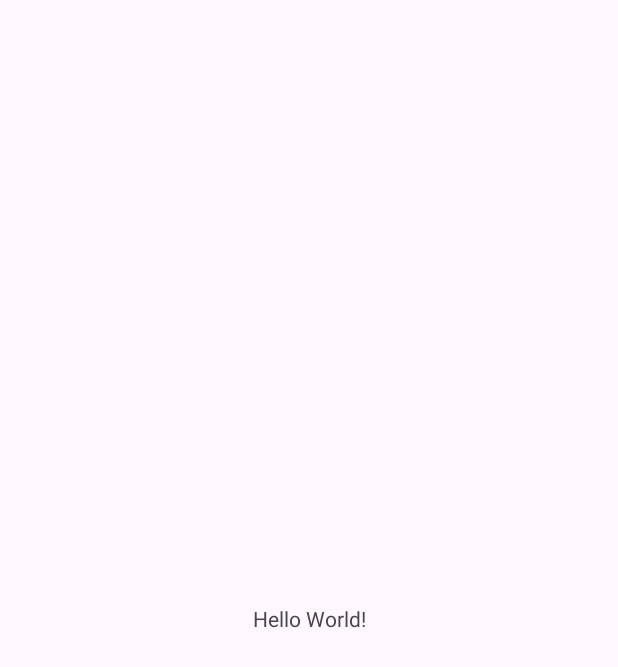
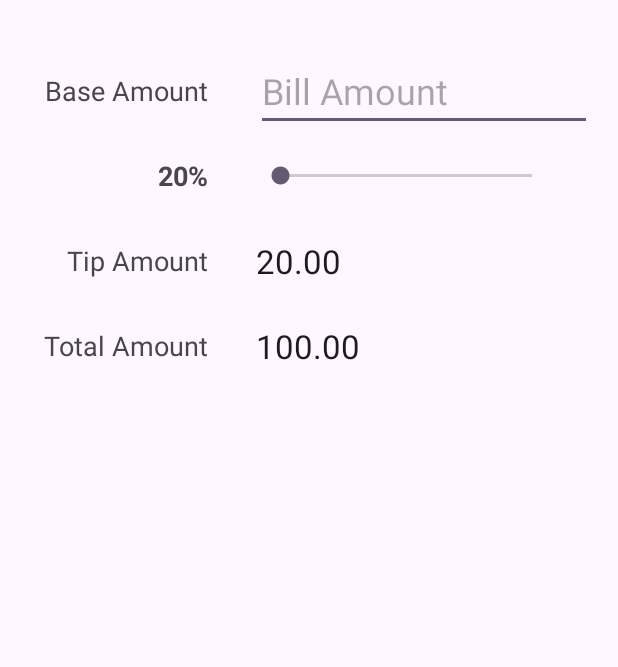
Before and after one commit to mmeacham92/tip-calculator, an Android app: the screen it shows after launch (MainActivity), on a phone screen of 412 x 824 dp. Before the commit the part shown is almost empty. Shown: the top 667 px of the screen. Run offline under Robolectric (Android 15) with nearby library versions, the phone set to English and light mode, and no system bars.

Commit message:
added text views to represent each label along with tip amount and total amount; also added a seek bar widget for tip percent and an edit text (decimal) for base amount input

```diff
--- a/app/src/main/res/layout/activity_main.xml
+++ b/app/src/main/res/layout/activity_main.xml
@@ -7,12 +7,87 @@
     tools:context=".MainActivity">
 
     <TextView
+        android:id="@+id/tvBaseLabel"
         android:layout_width="wrap_content"
         android:layout_height="wrap_content"
-        android:text="Hello World!"
-        app:layout_constraintBottom_toBottomOf="parent"
-        app:layout_constraintEnd_toEndOf="parent"
+        android:layout_marginStart="30dp"
+        android:layout_marginTop="48dp"
+        android:text="Base Amount"
+        android:textAppearance="@style/TextAppearance.AppCompat.Medium"
         app:layout_constraintStart_toStartOf="parent"
         app:layout_constraintTop_toTopOf="parent" />
 
+    <TextView
+        android:id="@+id/tvTipPercent"
+        android:layout_width="wrap_content"
+        android:layout_height="wrap_content"
+        android:layout_marginTop="32dp"
+        android:text="20%"
+        android:textAppearance="@style/TextAppearance.AppCompat.Medium"
+        android:textStyle="bold"
+        app:layout_constraintEnd_toEndOf="@id/tvBaseLabel"
+        app:layout_constraintTop_toBottomOf="@+id/tvBaseLabel" />
+
+    <TextView
+        android:id="@+id/tvTipAmountLabel"
+        android:layout_width="wrap_content"
+        android:layout_height="wrap_content"
+        android:layout_marginTop="32dp"
+        android:text="Tip Amount"
+        android:textAppearance="@style/TextAppearance.AppCompat.Medium"
+        app:layout_constraintEnd_toEndOf="@id/tvTipPercent"
+        app:layout_constraintTop_toBottomOf="@+id/tvTipPercent" />
+
+    <TextView
+        android:id="@+id/tvTotalAmountLabel"
+        android:layout_width="wrap_content"
+        android:layout_height="wrap_content"
+        android:layout_marginTop="32dp"
+        android:text="Total Amount"
+        android:textAppearance="@style/TextAppearance.AppCompat.Medium"
+        app:layout_constraintEnd_toEndOf="@id/tvTipAmountLabel"
+        app:layout_constraintTop_toBottomOf="@+id/tvTipAmountLabel" />
+
+    <SeekBar
+        android:id="@+id/sbTipPercent"
+        android:layout_width="200dp"
+        android:layout_height="wrap_content"
+        android:max="30"
+        app:layout_constraintBottom_toBottomOf="@+id/tvTipPercent"
+        app:layout_constraintStart_toStartOf="@+id/etBaseAmount"
+        app:layout_constraintTop_toTopOf="@+id/tvTipPercent" />
+
+    <TextView
+        android:id="@+id/tvTipAmount"
+        android:layout_width="wrap_content"
+        android:layout_height="wrap_content"
+        android:text="20.00"
+        android:textAppearance="@style/TextAppearance.AppCompat.Large"
+        app:layout_constraintBottom_toBottomOf="@+id/tvTipAmountLabel"
+        app:layout_constraintStart_toStartOf="@+id/sbTipPercent"
+        app:layout_constraintTop_toTopOf="@+id/tvTipAmountLabel" />
+
+    <TextView
+        android:id="@+id/tvTotalAmount"
+        android:layout_width="wrap_content"
+        android:layout_height="wrap_content"
+        android:text="100.00"
+        android:textAppearance="@style/TextAppearance.AppCompat.Large"
+        app:layout_constraintBottom_toBottomOf="@+id/tvTotalAmountLabel"
+        app:layout_constraintStart_toStartOf="@+id/tvTipAmount"
+        app:layout_constraintTop_toTopOf="@+id/tvTotalAmountLabel" />
+
+    <EditText
+        android:id="@+id/etBaseAmount"
+        android:layout_width="wrap_content"
+        android:layout_height="wrap_content"
+        android:layout_marginStart="32dp"
+        android:ems="8"
+        android:hint="Bill Amount"
+        android:inputType="numberDecimal"
+        android:textSize="24sp"
+        app:layout_constraintTop_toTopOf="@id/tvBaseLabel"
+        app:layout_constraintBottom_toBottomOf="@id/tvBaseLabel"
+        app:layout_constraintStart_toEndOf="@+id/tvBaseLabel"
+        tools:layout_editor_absoluteY="36dp" />
 </androidx.constraintlayout.widget.ConstraintLayout>
```
